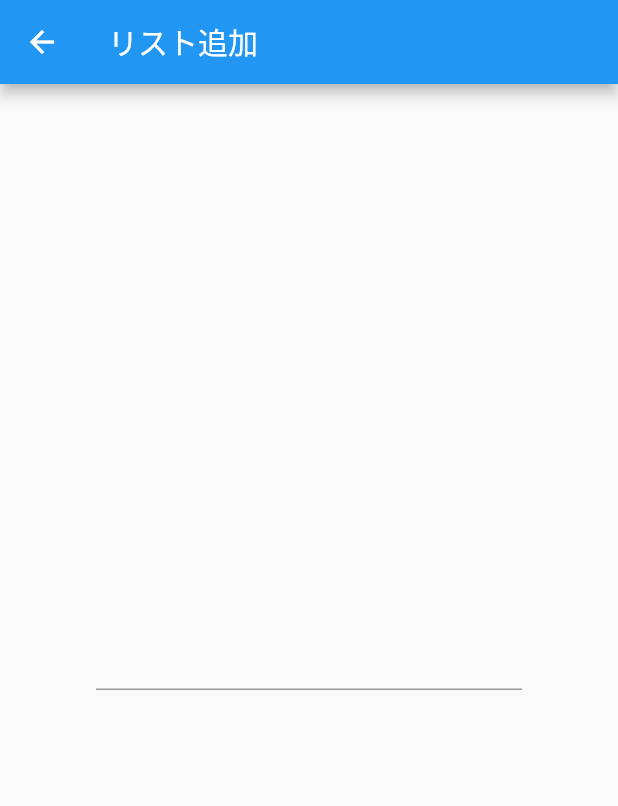
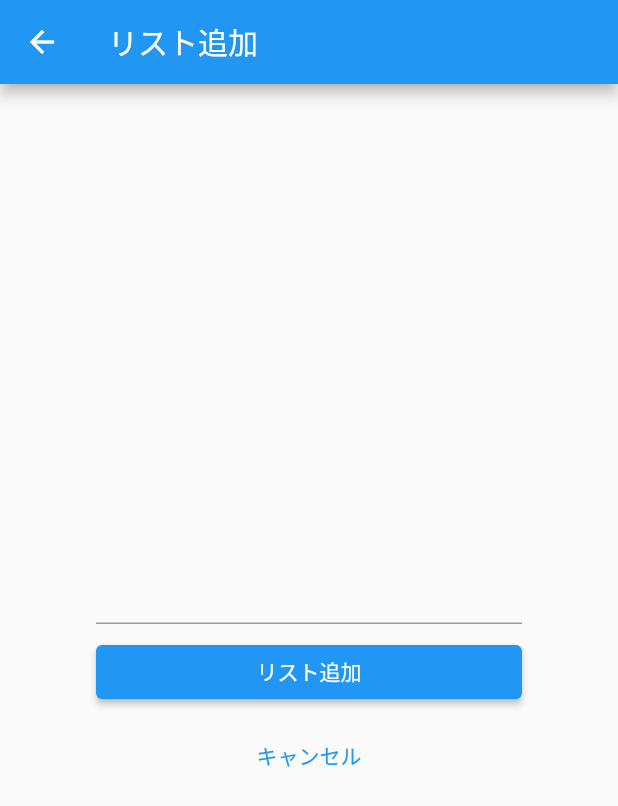
Before and after one commit to yopy-pixel/flutter_todoApp, a Flutter app: the screen it shows after launch, after a tap on the "add" icon, on a phone screen of 412 x 824 dp. Shown: the top 806 px of the screen. Run offline on Flutter 3.47's test engine with Material 2 defaults, Android fonts, the phone set to English and light mode, and no system bars.

Commit message:
todoApp 大枠完成

```diff
--- a/lib/main.dart
+++ b/lib/main.dart
@@ -22,48 +22,47 @@ class MyToDoApp extends StatelessWidget{
   }
 }
 
-class TodoListPage extends StatelessWidget{
+class TodoListPage extends StatefulWidget{
   const TodoListPage({super.key});
+
+  @override
+  _TodoListPageState createState() => _TodoListPageState();
+}
+class _TodoListPageState extends State<TodoListPage>{
+  List<String> todoList = [];
   @override
   Widget build(BuildContext context){
     return  Scaffold(
       appBar:AppBar(
         title: const Text("リスト画面"),
       ),
-      body: ListView(
-        children: const <Widget>[
-          //cardとlistTileで整ったUIを生成
-          Card(
-            child :  ListTile(
-              title: Text('にんじん'),
-            ),
-          ),
-          Card(
-            child :  ListTile(
-              title: Text('りんご'),
-            ),
-          ),
-          Card(
-            child :  ListTile(
-              title: Text('みかん'),
-            ),
-          ),
-          Card(
-            child :  ListTile(
-              title: Text('おかし'),
-            ),
-          ),
-        ],
+      body: ListView.builder(
+          itemCount: todoList.length,
+          itemBuilder: (context, index){
+            return Card(
+              child: ListTile(
+                title: Text(todoList[index]),
+              ),
+            );
+          }
       ),
+
       floatingActionButton: FloatingActionButton(
-        onPressed: () {
+        onPressed: () async{
           //pushで新規画面に遷移
-          Navigator.of(context).push(
+          //リスト追加画面から渡される値を受け取る
+          final newListText = await Navigator.of(context).push(
             MaterialPageRoute(builder: (context){
               //遷移先の画面にリスト追加画面を指定
               return const ToDoAddPage();
             }),
           );
+          if (newListText != null){
+            //キャンセルした場合はnullになる
+            setState((){
+              todoList.add(newListText);
+            });
+          }
         },
         child: const Icon(Icons.add),
       ),
@@ -71,33 +70,75 @@ class TodoListPage extends StatelessWidget{
   }
 }
 
-class ToDoAddPage extends StatelessWidget{
+class ToDoAddPage extends StatefulWidget {
   const ToDoAddPage({super.key});
 
+  @override
+  _ToDoAddPageState createState() => _ToDoAddPageState();
+}
+
+class _ToDoAddPageState extends State<ToDoAddPage>{
+  String _text = '';
   @override
   Widget build(BuildContext context){
     return Scaffold(
       appBar:AppBar(
-        title: const Text("リスト追加"),
+        title:  const Text("リスト追加"),
       ),
       body: Container(
         //余白を設ける
-        padding : EdgeInsets.all(64),
+        padding : const EdgeInsets.all(64),
         child: Column(
           mainAxisAlignment: MainAxisAlignment.center,
           children: <Widget>[
+            Text(_text, style: const TextStyle(color: Colors.blue)),
             //テキスト入力
-            TextField(),
+            TextField(
+              //入力されたテキストの値を受け取る
+              onChanged: (String value){
+                //データを変更されたため画面を更新する
+                setState((){
+                  //データを変更
+                  _text = value;
+                });
+              },
+            ),
+
             const SizedBox(height: 8),
-            Container(
+            SizedBox(
               //横幅を最大化
               width: double.infinity,
               //リスト追加ボタン
+              child: ElevatedButton(
+                style: ElevatedButton.styleFrom(
+                  backgroundColor: Colors.blue,
+                ),
+                onPressed: (){
+                  // "pop"で前の画面に戻る
+                  // "pop"の引数から前の画面にデータを渡す
+                  Navigator.of(context).pop(_text);
+                }
+                ,
+                child:  const Text('リスト追加', style: TextStyle(color : Colors.white)),
+              ),
+            ),
+            const SizedBox(height: 8),
+            SizedBox(
+              //横幅最大化
+              width: double.infinity,
+              //キャンセルボタン
+              child: TextButton(
+                //ボタンを押した時の処理
+                onPressed: (){
+                  //popで前の画面に戻る
+                  Navigator.of(context).pop();
+                },
+                child: const Text('キャンセル'),
+              ),
             )
           ],
         ),
       ),
     );
   }
-
 }
```
